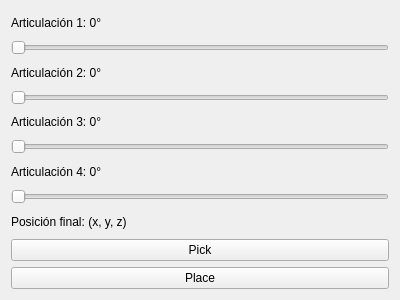
This is interfaz.ui in DanielPataquiva/Proyecto as Qt 5 draws it before an edit. The edited form follows.
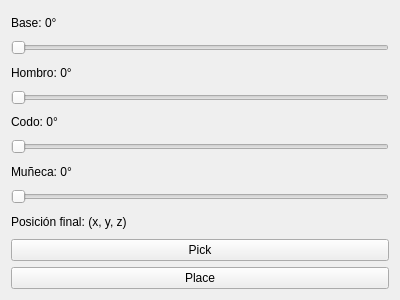
This is the edited form.

Commit message: configuracion nombres de ventana

Diff of the .ui file:
```diff
--- a/interfaz.ui
+++ b/interfaz.ui
@@ -17,7 +17,7 @@
    <item>
     <widget class="QLabel" name="label1">
      <property name="text">
-      <string>Articulación 1: 0°</string>
+      <string>Base: 0°</string>
      </property>
     </widget>
    </item>
@@ -40,7 +40,7 @@
    <item>
     <widget class="QLabel" name="label2">
      <property name="text">
-      <string>Articulación 2: 0°</string>
+      <string>Hombro: 0°</string>
      </property>
     </widget>
    </item>
@@ -63,7 +63,7 @@
    <item>
     <widget class="QLabel" name="label3">
      <property name="text">
-      <string>Articulación 3: 0°</string>
+      <string>Codo: 0°</string>
      </property>
     </widget>
    </item>
@@ -86,7 +86,7 @@
    <item>
     <widget class="QLabel" name="label4">
      <property name="text">
-      <string>Articulación 4: 0°</string>
+      <string>Muñeca: 0°</string>
      </property>
     </widget>
    </item>
```
Left out of the diff: 2 changed lines with no effect on the pictures.
